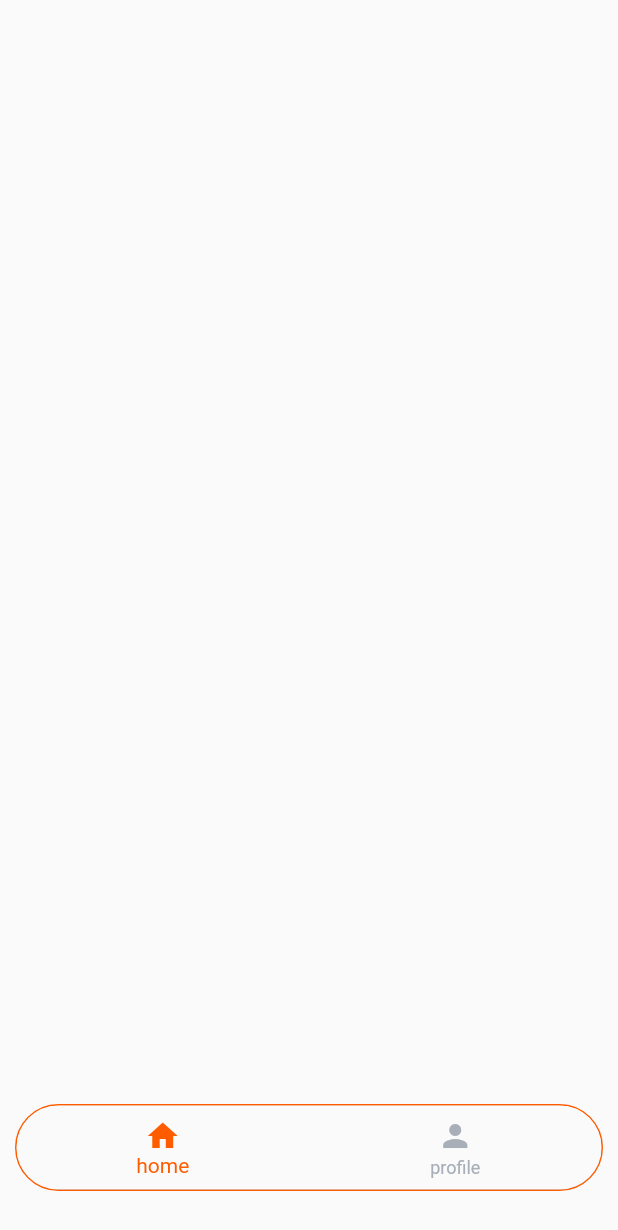
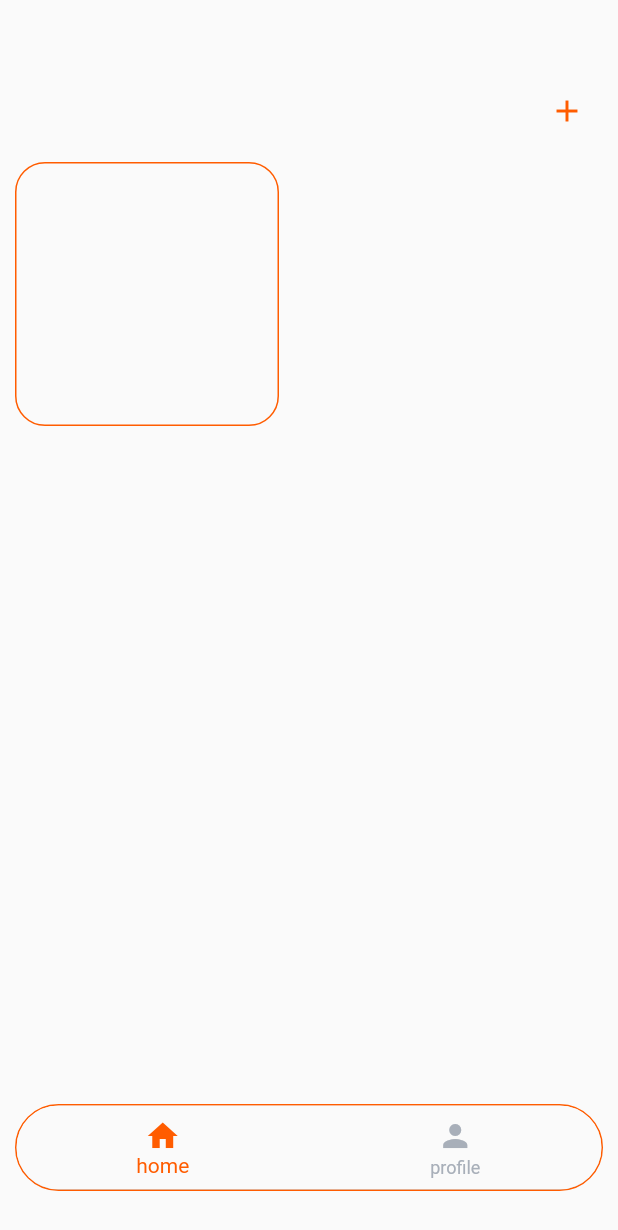
Before and after one commit to Cindy-dev/rare_crew_task, a Flutter app: the screen it shows after launch, after a tap on "Login", on a phone screen of 412 x 824 dp. Shown: the top 1230 px of the screen. Run offline on Flutter 3.47's test engine with Material 2 defaults, Android fonts, the phone set to English and light mode, and no system bars.

Commit message:
home screen ui complete

```diff
--- a/lib/presentation/screens/login_screen.dart
+++ b/lib/presentation/screens/login_screen.dart
@@ -18,13 +18,16 @@ class LoginScreen extends StatelessWidget {
         color: whiteBackground.withOpacity(.8),
         child: Column(
           children: [
-            Container(
+            Hero(
+              tag: 'rare',
+              child: Container(
                 margin: EdgeInsets.only(bottom: context.screenHeight() / 12.5),
                 height: context.screenHeight()/6,
                 decoration: const BoxDecoration(
                     shape: BoxShape.circle,
                     image: DecorationImage(
                         image: AssetImage('asset/images/rarecrew.png'))),
+              ),
             ),
             const Text(
               'Login ',
--- a/lib/presentation/screens/signup_screen.dart
+++ b/lib/presentation/screens/signup_screen.dart
@@ -18,13 +18,16 @@ class SignupScreen extends StatelessWidget {
         color: whiteBackground.withOpacity(.8),
         child: Column(
           children: [
-            Container(
+            Hero(
+              tag: 'rare',
+              child: Container(
                 margin: EdgeInsets.only(bottom: context.screenHeight() / 18),
                 height: context.screenHeight()/6,
                 decoration: const BoxDecoration(
                     shape: BoxShape.circle,
                     image: DecorationImage(
                         image: AssetImage('asset/images/rarecrew.png'))),
+              ),
             ),
             const Text(
               'Sign Up',
--- a/lib/presentation/screens/splash_screen.dart
+++ b/lib/presentation/screens/splash_screen.dart
@@ -43,7 +43,9 @@ class _SplashScreenState extends State<SplashScreen>
             );
           },
           child: Center(
-            child: Image.asset('asset/images/rarecrew.png'),
+            child: Hero(
+                tag: 'rare',
+                child: Image.asset('asset/images/rarecrew.png')),
           ),
         ),
       ),
--- a/lib/presentation/widgets/home_widget.dart
+++ b/lib/presentation/widgets/home_widget.dart
@@ -1,10 +1,43 @@
 import 'package:flutter/cupertino.dart';
+import 'package:flutter/material.dart';
+import 'package:rare_crew_task_cynthia/presentation/utils/constants/colors.dart';
+import 'package:rare_crew_task_cynthia/presentation/utils/constants/device_size.dart';
 
 class HomeWidget extends StatelessWidget {
   const HomeWidget({Key? key}) : super(key: key);
 
   @override
   Widget build(BuildContext context) {
-    return Container();
+    return Column(
+      children: [
+        Container(
+            alignment: Alignment.centerRight,
+            padding: const EdgeInsets.only(top: 50, right: 10),
+            child: IconButton(
+              onPressed: () {},
+              icon: const Icon(Icons.add, color: orangeColor),
+            )),
+        Expanded(
+          child: GridView(
+            shrinkWrap: true,
+            gridDelegate: const SliverGridDelegateWithFixedCrossAxisCount(
+              crossAxisCount: 2,
+              mainAxisSpacing: 20,
+              crossAxisSpacing: 20,
+            ),
+            children: [
+              Container(
+                margin: const EdgeInsets.all(10),
+                height: context.screenHeight() / 2,
+                width: context.screenHeight() / 2,
+                decoration: BoxDecoration(
+                    border: Border.all(color: orangeColor),
+                    borderRadius: BorderRadius.circular(20)),
+              ),
+            ],
+          ),
+        )
+      ],
+    );
   }
 }
```
Lines whose indentation alone changed are shown as unchanged.
